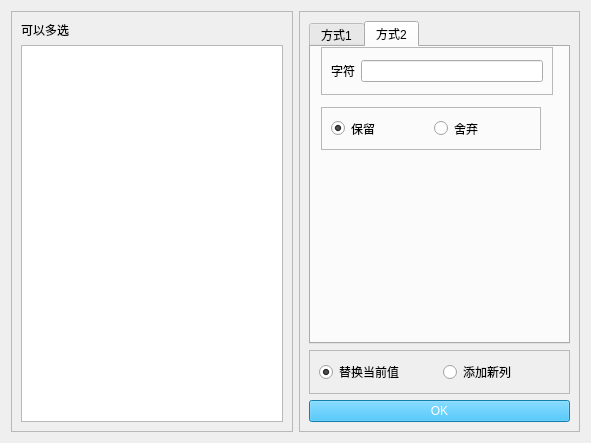
The window that SciTools2/popup/clean/uipy/replace_column.ui (xihuyu20000/learn-python) describes before a commit, drawn with Qt 5.
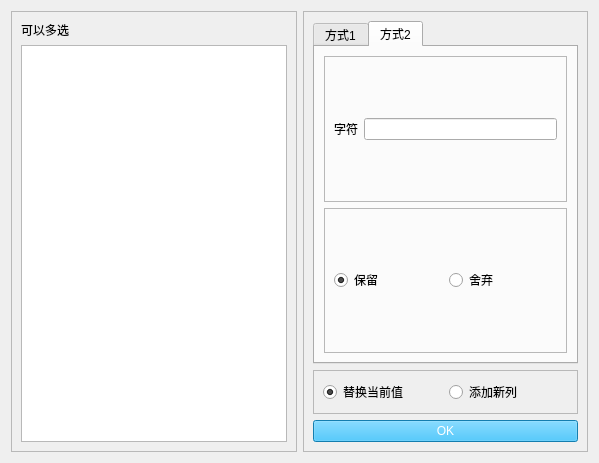
The same window after the commit. The open tabs and pages were chosen to show the change.

Commit message: fixed：修改布局

The edit to the form file:
```diff
--- a/SciTools2/popup/clean/uipy/replace_column.ui
+++ b/SciTools2/popup/clean/uipy/replace_column.ui
@@ -6,8 +6,8 @@
    <rect>
     <x>0</x>
     <y>0</y>
-    <width>591</width>
-    <height>443</height>
+    <width>599</width>
+    <height>463</height>
    </rect>
   </property>
   <property name="windowTitle">
@@ -117,15 +117,9 @@
          <attribute name="title">
           <string>方式2</string>
          </attribute>
+         <layout class="QVBoxLayout" name="verticalLayout_4">
+          <item>
          <widget class="QFrame" name="frame_4">
-          <property name="geometry">
-           <rect>
-            <x>10</x>
-            <y>0</y>
-            <width>232</width>
-            <height>48</height>
-           </rect>
-          </property>
           <property name="frameShape">
            <enum>QFrame::StyledPanel</enum>
           </property>
@@ -145,15 +139,9 @@
            </item>
           </layout>
          </widget>
+          </item>
+          <item>
          <widget class="QFrame" name="frame_7">
-          <property name="geometry">
-           <rect>
-            <x>10</x>
-            <y>60</y>
-            <width>220</width>
-            <height>43</height>
-           </rect>
-          </property>
           <property name="frameShape">
            <enum>QFrame::StyledPanel</enum>
           </property>
@@ -180,6 +168,8 @@
            </item>
           </layout>
          </widget>
+          </item>
+         </layout>
         </widget>
        </widget>
       </item>
```
Left out of the diff: 2 changed lines with no effect on the pictures. Lines whose indentation alone changed are shown as unchanged.
